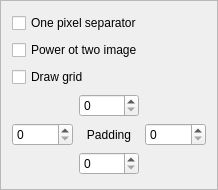
Above: layoutconfigframe.ui from andryblack/fontbuilder before the change. Below: the same form after it.
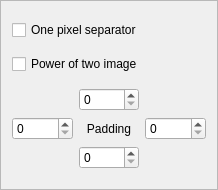
That is the form after the change.

Commit message: * ui improvements + save image + test font tab

What changed in the file:
```diff
--- a/layoutconfigframe.ui
+++ b/layoutconfigframe.ui
@@ -33,14 +33,7 @@
    <item>
     <widget class="QCheckBox" name="checkBoxPOT">
      <property name="text">
-      <string>Power ot two image</string>
-     </property>
-    </widget>
-   </item>
-   <item>
-    <widget class="QCheckBox" name="checkBoxDrawGrid">
-     <property name="text">
-      <string>Draw grid</string>
+      <string>Power of two image</string>
      </property>
     </widget>
    </item>
```
The commit also changes 14 other files.
